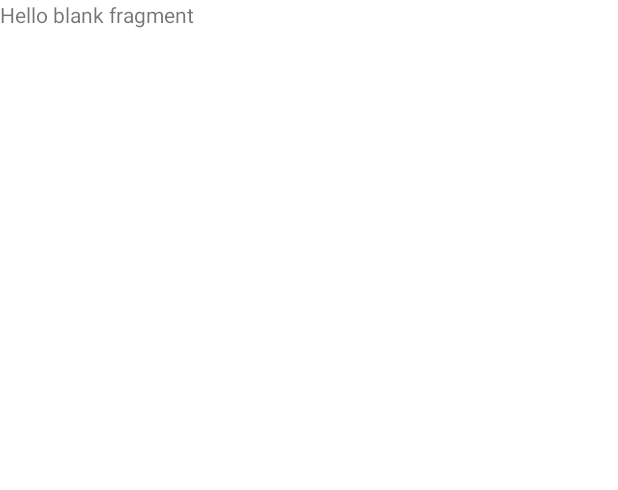
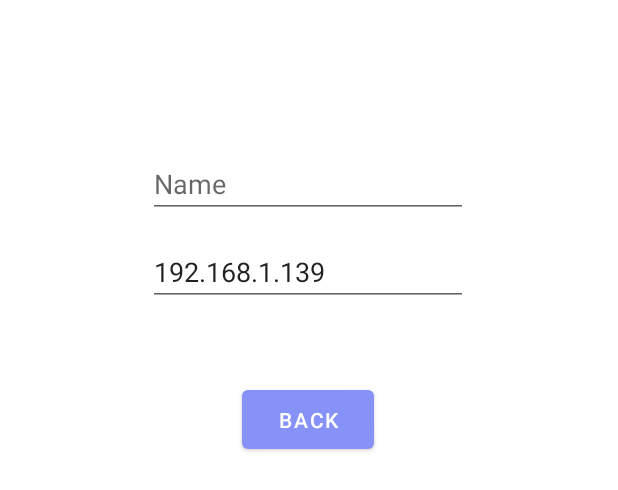
Before and after one commit to AndrewNVH/MDP_Project, an Android app: the layout fragment_sensor.xml on its own in the app's theme, with its tools: preview values and no code run, on a phone screen of 412 x 824 dp. Shown: the top 490 px of the screen. Run offline under Robolectric (Android 15) with nearby library versions, the light colour scheme and no system bars.

Commit message:
kurang masukin IP Adrress ke devicelist mariadb agar IP bisa tanpa fixed text dan kalo ada waktu buat itu bisa di edit.

```diff
--- a/app/src/main/java/com/example/mdp_project/HomeFragment.kt
+++ b/app/src/main/java/com/example/mdp_project/HomeFragment.kt
@@ -67,7 +67,7 @@ class HomeFragment : Fragment(),  MemberListAdapter.OnItemClickListener{
         val typeSel = clickedItem.deviceType
         val toFragment:Fragment
         when (typeSel){
-//            "sensor" ->
+            "sensor" -> toFragment = SensorFragment()
             "lamp" -> toFragment = InfoFragment()
             "LCD" -> toFragment = LCDFragment()
             else -> toFragment = LCDFragment()
--- a/app/src/main/res/layout/fragment_sensor.xml
+++ b/app/src/main/res/layout/fragment_sensor.xml
@@ -1,14 +1,68 @@
 <?xml version="1.0" encoding="utf-8"?>
 <FrameLayout xmlns:android="http://schemas.android.com/apk/res/android"
+    xmlns:app="http://schemas.android.com/apk/res-auto"
     xmlns:tools="http://schemas.android.com/tools"
     android:layout_width="match_parent"
     android:layout_height="match_parent"
-    tools:context=".SensorFragment">
+    tools:context=".InfoFragment">
 
     <!-- TODO: Update blank fragment layout -->
-    <TextView
+
+    <androidx.constraintlayout.widget.ConstraintLayout
+        android:id="@+id/frameLayout2"
         android:layout_width="match_parent"
         android:layout_height="match_parent"
-        android:text="@string/hello_blank_fragment" />
+        tools:context=".DeviceInfoFragment">
+
+        <EditText
+            android:id="@+id/deviceIpAddSensor"
+            android:layout_width="wrap_content"
+            android:layout_height="wrap_content"
+            android:layout_marginTop="13dp"
+            android:duplicateParentState="true"
+            android:editable="true"
+            android:ems="10"
+            android:hint="DeviceIP"
+            android:inputType="text"
+            android:text="192.168.1.139"
+            app:layout_constraintEnd_toEndOf="parent"
+            app:layout_constraintHorizontal_bias="0.497"
+            app:layout_constraintStart_toStartOf="parent"
+            app:layout_constraintTop_toBottomOf="@+id/deviceNameSensor" />
+
+        <EditText
+            android:id="@+id/deviceNameSensor"
+            android:layout_width="wrap_content"
+            android:layout_height="wrap_content"
+            android:layout_marginTop="100dp"
+            android:editable="true"
+            android:ems="10"
+            android:hint="Name"
+            android:inputType="text"
+            app:layout_constraintEnd_toEndOf="parent"
+            app:layout_constraintHorizontal_bias="0.497"
+            app:layout_constraintStart_toStartOf="parent"
+            app:layout_constraintTop_toTopOf="parent" />
+
+        <Button
+            android:id="@+id/btnBackLCD"
+            android:layout_width="wrap_content"
+            android:layout_height="wrap_content"
+            android:layout_marginStart="148dp"
+            android:layout_marginTop="50dp"
+            android:layout_marginEnd="148dp"
+            android:foregroundGravity="left"
+            android:paddingLeft="10dp"
+            android:paddingTop="10dp"
+            android:paddingRight="10dp"
+            android:paddingBottom="10dp"
+            android:text="Back"
+            app:layout_constraintEnd_toEndOf="parent"
+            app:layout_constraintHorizontal_bias="0.481"
+            app:layout_constraintStart_toStartOf="parent"
+            app:layout_constraintTop_toBottomOf="@+id/deviceIpAddSensor" />
+
+
+    </androidx.constraintlayout.widget.ConstraintLayout>
 
 </FrameLayout>
--- a/app/src/main/res/values/strings.xml
+++ b/app/src/main/res/values/strings.xml
@@ -68,4 +68,5 @@
     <string name="confirm_pass">Confirm Password</string>
     <string name="reg">Register</string>
     <string name="LCD_Text">Input LCD Text</string>
+    <string name="back">Back</string>
 </resources>
```
Also changed, not shown: 2 other files.
